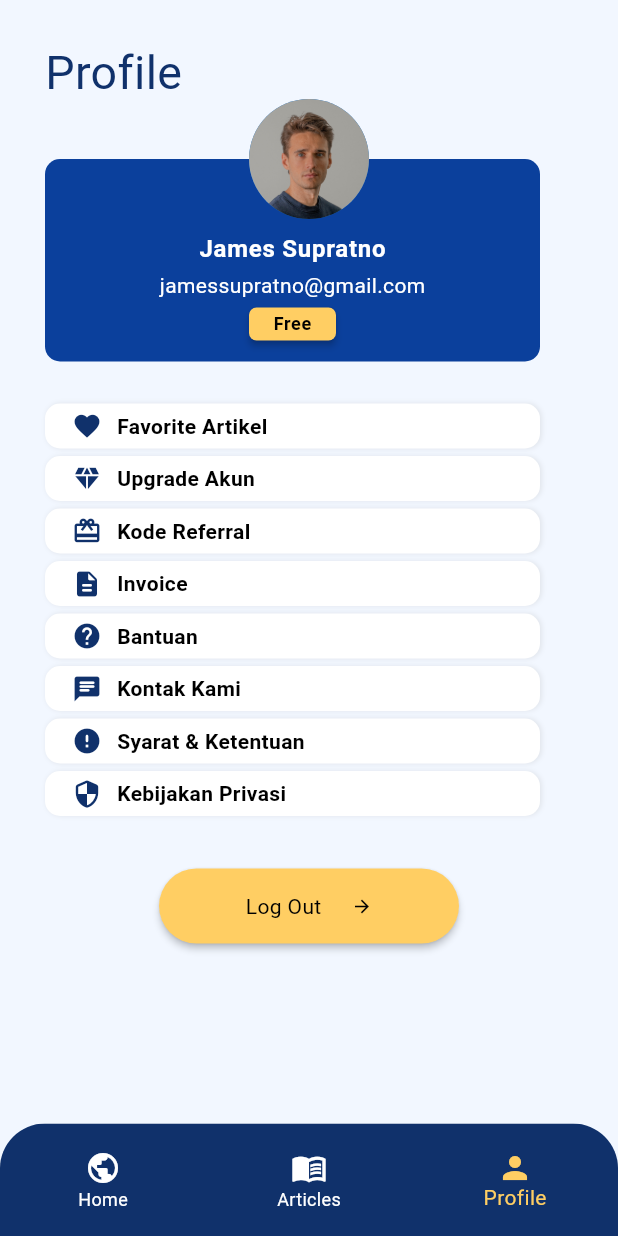
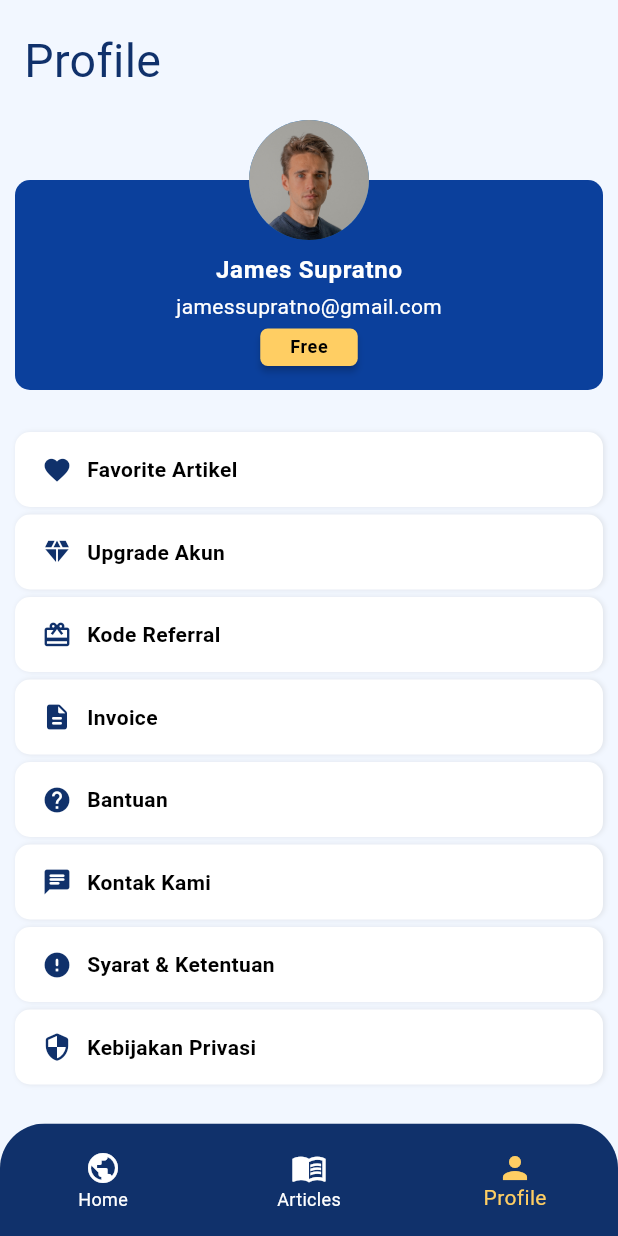
Before and after one commit to affadhlurr19/nuha_mobile_app, a Flutter app: the screen it shows after launch, item 3 of the bottom bar chosen, on a phone screen of 412 x 824 dp. Run offline on Flutter 3.47's test engine with Material 2 defaults, Android fonts, the phone set to English and light mode, and no system bars; our stand-ins replace google_fonts; Roboto replaces fonts that are missing (Oxygen, Viga).

Commit message:
Edit profile

```diff
--- a/lib/ui/profile_page.dart
+++ b/lib/ui/profile_page.dart
@@ -1,4 +1,5 @@
 import 'package:flutter/material.dart';
+import 'package:flutter/services.dart';
 import 'package:nuha_mobile_app/common/styles.dart';
 import 'package:nuha_mobile_app/widget/menu_profile_widget.dart';
 
@@ -10,27 +11,36 @@ class ProfilePage extends StatelessWidget {
   Widget build(BuildContext context) {
     return Scaffold(
       backgroundColor: backColor,
+      appBar: AppBar(
+          systemOverlayStyle: const SystemUiOverlayStyle(
+              statusBarColor: backColor,
+              statusBarBrightness: Brightness.light,
+              statusBarIconBrightness: Brightness.dark),
+          toolbarHeight: 80,
+          backgroundColor: backColor,
+
+          title: Text(
+            'Profile',
+            style: Theme.of(context)
+                .textTheme
+                .headline4!
+                .copyWith(color: titleColor),
+          ),
+          elevation: 0),
       body: SafeArea(
         child: SingleChildScrollView(
           child: Container(
-            margin: const EdgeInsets.fromLTRB(30, 30, 30, 0),
+            margin: const EdgeInsets.fromLTRB(10, 0, 10, 0),
             child: Column(
               crossAxisAlignment: CrossAxisAlignment.start,
               children: [
-                Text(
-                  "Profile",
-                  style: Theme.of(context)
-                      .textTheme
-                      .headline4!
-                      .copyWith(color: titleColor),
-                ),
                 Stack(
                   children: [
                     Container(
                       margin: const EdgeInsets.only(top: 40),
                       padding: const EdgeInsets.only(top: 50),
-                      width: 330,
-                      height: 135,
+                      width: double.infinity,
+                      height: 140,
                       decoration: BoxDecoration(
                         borderRadius: BorderRadius.circular(10),
                         color: secondaryColor,
@@ -60,10 +70,14 @@ class ProfilePage extends StatelessWidget {
                             height: 7,
                           ),
                           SizedBox(
-                            width: 58,
-                            height: 22,
+                            width: 65,
+                            height: 25,
                             child: ElevatedButton(
                               onPressed: () {},
+                              style: ElevatedButton.styleFrom(
+                                  shape: RoundedRectangleBorder(
+                                      borderRadius: BorderRadius.circular(5)),
+                                  backgroundColor: iconColor),
                               child: Text(
                                 'Free',
                                 style: Theme.of(context)
@@ -73,10 +87,6 @@ class ProfilePage extends StatelessWidget {
                                         color: Colors.black,
                                         fontWeight: FontWeight.bold),
                               ),
-                              style: ElevatedButton.styleFrom(
-                                  shape: RoundedRectangleBorder(
-                                      borderRadius: BorderRadius.circular(5)),
-                                  backgroundColor: iconColor),
                             ),
                           )
                         ],
@@ -113,7 +123,7 @@ class ProfilePage extends StatelessWidget {
                 ),
                 Center(
                   child: Container(
-                      margin: const EdgeInsets.only(top: 30),
+                      margin: const EdgeInsets.only(top: 28, bottom: 20),
                       width: 200,
                       height: 50,
                       child: ElevatedButton(
--- a/lib/widget/menu_profile_widget.dart
+++ b/lib/widget/menu_profile_widget.dart
@@ -11,8 +11,8 @@ class MenuProfile extends StatelessWidget {
   Widget build(BuildContext context) {
     return Container(
       margin: const EdgeInsets.only(bottom: 5),
-      width: 330,
-      height: 30,
+      width: double.infinity,
+      height: 50,
       padding: const EdgeInsets.only(left: 18),
       decoration: BoxDecoration(
           borderRadius: BorderRadius.circular(10),
```
